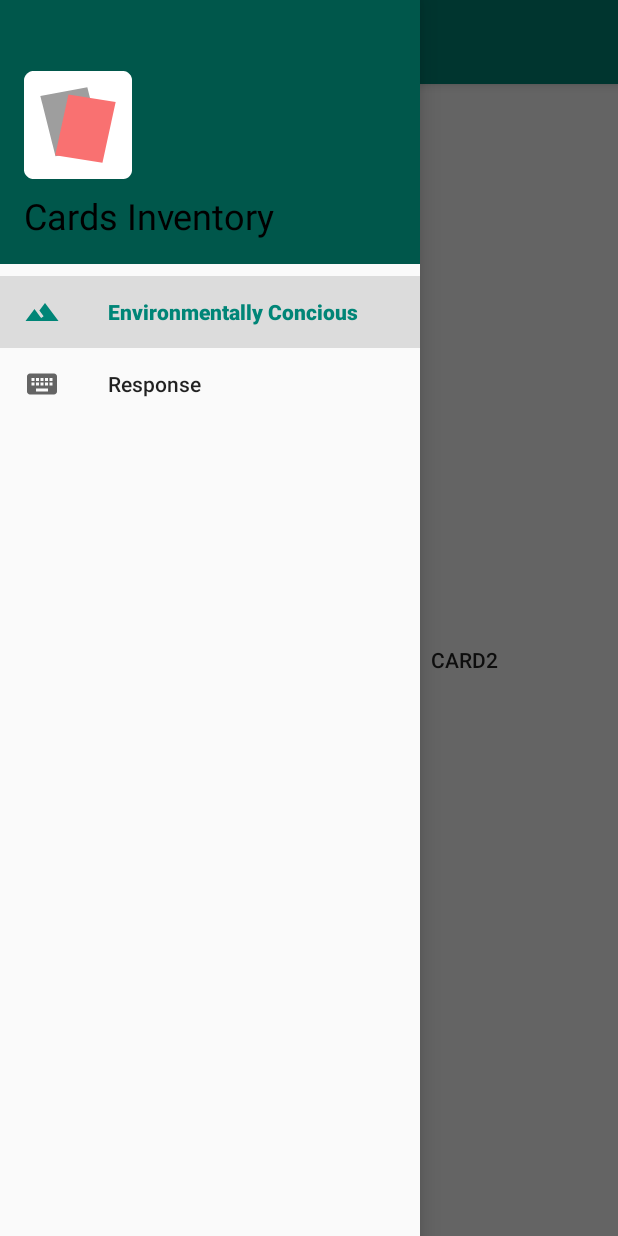
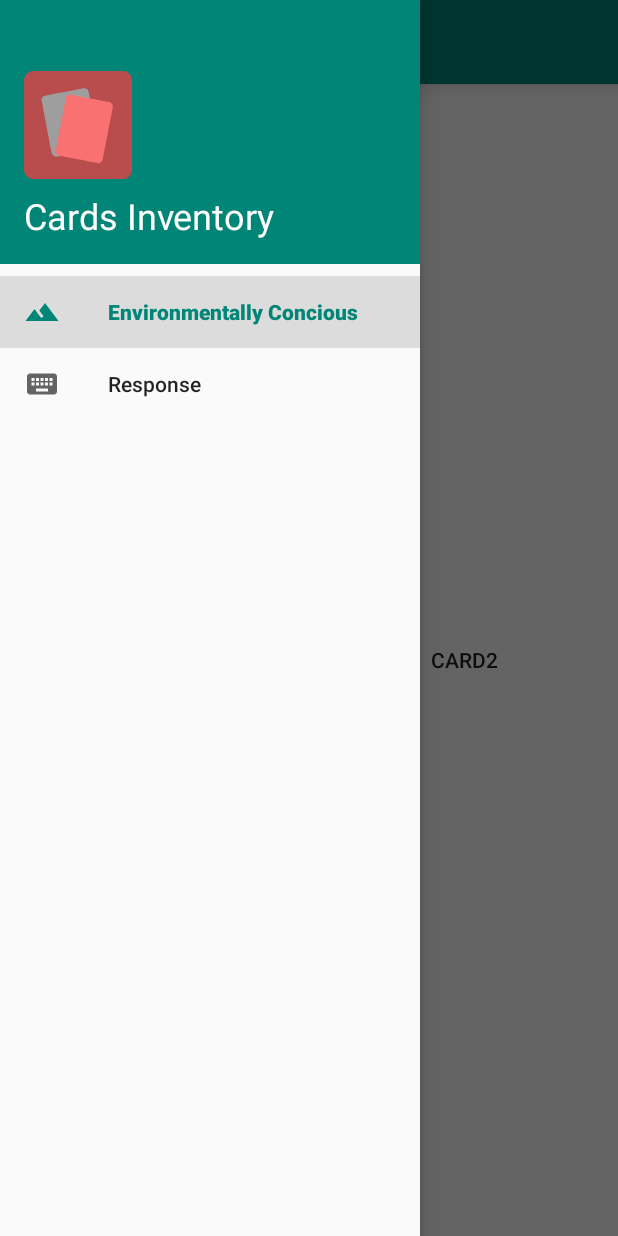
Before and after one commit to Johnny1023/ComputerScience30Final, an Android app: the screen it shows after launch (MainActivity), with the side drawer open, on a phone screen of 412 x 824 dp. Run offline under Robolectric (Android 15) with nearby library versions, the phone set to English and light mode, and no system bars.

Commit message:
20-01-11 -Amend
Core Implementatations completed.

Icon updated.

NEXT: Implement Environ. Card Game
Signed-off-by: Johnny1023 <Johnny1023@users.noreply.github.com>

```diff
--- a/app/src/main/java/com/jophnny/myapplication/ECG.java
+++ b/app/src/main/java/com/jophnny/myapplication/ECG.java
@@ -4,6 +4,7 @@ import android.content.Context;
 import android.net.Uri;
 import android.os.Bundle;
 
+import androidx.annotation.NonNull;
 import androidx.annotation.Nullable;
 import androidx.fragment.app.Fragment;
 
@@ -11,6 +12,7 @@ import android.view.LayoutInflater;
 import android.view.View;
 import android.view.ViewGroup;
 import android.widget.Button;
+import android.widget.Toast;
 
 
 /**
@@ -57,18 +59,26 @@ public class ECG extends Fragment {
         }
     }
 
-//    Button card1 = (Button) findViewById(R.id.card1);
-//    Button card2 = (Button) findViewById(R.id.card2);
-//    card1.setOnClickListener(new View.OnClickListener() {
-//        public void onClick(View v) {
-//            // Do something in response to button click
-//        }
-//    });
-//    card2.setOnClickListener(new View.OnClickListener() {
-//        public void onClick(View v) {
-//            // Do something in response to button click
-//        }
-//    });
+
+    // This is where the programmatically instantiated items sit
+    @Override
+    public void onViewCreated(@NonNull View view, @Nullable Bundle savedInstanceState) {
+        super.onViewCreated(view, savedInstanceState);
+        Button card1 = (Button) view.findViewById(R.id.card1);
+        Button card2 = (Button) view.findViewById(R.id.card2);
+        card1.setOnClickListener(new View.OnClickListener() {
+            public void onClick(View v) {
+                // Do something in response to button click
+                Toast.makeText(getActivity(), "Card 1", Toast.LENGTH_SHORT).show();
+            }
+        });
+        card2.setOnClickListener(new View.OnClickListener() {
+            public void onClick(View v) {
+                // Do something in response to button click
+                Toast.makeText(getActivity(), "Card 2", Toast.LENGTH_SHORT).show();
+            }
+        });
+    }
 
     @Override
     public void onAttach(Context context) {
--- a/app/src/main/res/drawable-v24/ic_launcher_foreground.xml
+++ b/app/src/main/res/drawable-v24/ic_launcher_foreground.xml
@@ -6,11 +6,11 @@
     <group android:translateX="9.806452"
         android:translateY="9.806452">
         <path
-            android:pathData="M4,6.75L18.97,4L23.8,23.21L8.83,25.96L4,6.75Z"
+            android:pathData="M5.41,6.68C4.72,6.81 4.27,7.48 4.41,8.16C5.11,11.8 6.95,21.32 7.64,24.92C7.8,25.72 8.57,26.24 9.36,26.09C12.06,25.57 18.98,24.23 21.75,23.69C22.37,23.58 22.77,22.98 22.65,22.36C21.94,18.69 20.07,9.01 19.37,5.39C19.23,4.64 18.5,4.15 17.75,4.29C15.03,4.82 8.15,6.15 5.41,6.68Z"
             android:fillColor="#9e9e9e"
             android:fillAlpha="1"/>
         <path
-            android:pathData="M12.95,6.28L28,8.68L23.79,28L8.73,25.6L12.95,6.28Z"
+            android:pathData="M25.98,8.7C26.74,8.85 27.24,9.58 27.09,10.34C26.39,13.95 24.57,23.38 23.88,26.98C23.72,27.77 22.96,28.29 22.17,28.14C19.47,27.61 12.54,26.28 9.77,25.74C9.16,25.62 8.75,25.03 8.87,24.41C9.58,20.74 11.46,11.01 12.16,7.39C12.3,6.66 13,6.19 13.72,6.33C16.45,6.86 23.27,8.17 25.98,8.7Z"
             android:fillColor="#f97171"
             android:fillAlpha="1"/>
     </group>
--- a/app/src/main/res/drawable/ic_launcher.xml
+++ b/app/src/main/res/drawable/ic_launcher.xml
@@ -1,5 +1,5 @@
 <vector android:height="24dp" android:viewportHeight="32"
     android:viewportWidth="32" android:width="24dp" xmlns:android="http://schemas.android.com/apk/res/android">
-    <path android:fillAlpha="1" android:fillColor="#9e9e9e" android:pathData="M4,6.75L18.97,4L23.8,23.21L8.83,25.96L4,6.75Z"/>
-    <path android:fillAlpha="1" android:fillColor="#f97171" android:pathData="M12.95,6.28L28,8.68L23.79,28L8.73,25.6L12.95,6.28Z"/>
+    <path android:fillAlpha="1" android:fillColor="#9e9e9e" android:pathData="M5.41,6.68C4.72,6.81 4.27,7.48 4.41,8.16C5.11,11.8 6.95,21.32 7.64,24.92C7.8,25.72 8.57,26.24 9.36,26.09C12.06,25.57 18.98,24.23 21.75,23.69C22.37,23.58 22.77,22.98 22.65,22.36C21.94,18.69 20.07,9.01 19.37,5.39C19.23,4.64 18.5,4.15 17.75,4.29C15.03,4.82 8.15,6.15 5.41,6.68Z"/>
+    <path android:fillAlpha="1" android:fillColor="#f97171" android:pathData="M25.98,8.7C26.74,8.85 27.24,9.58 27.09,10.34C26.39,13.95 24.57,23.38 23.88,26.98C23.72,27.77 22.96,28.29 22.17,28.14C19.47,27.61 12.54,26.28 9.77,25.74C9.16,25.62 8.75,25.03 8.87,24.41C9.58,20.74 11.46,11.01 12.16,7.39C12.3,6.66 13,6.19 13.72,6.33C16.45,6.86 23.27,8.17 25.98,8.7Z"/>
 </vector>
--- a/app/src/main/res/drawable/ic_launcher_foreground.xml
+++ b/app/src/main/res/drawable/ic_launcher_foreground.xml
@@ -6,11 +6,11 @@
   <group android:translateX="9.806452"
       android:translateY="9.806452">
     <path
-        android:pathData="M4,6.75L18.97,4L23.8,23.21L8.83,25.96L4,6.75Z"
+        android:pathData="M5.41,6.68C4.72,6.81 4.27,7.48 4.41,8.16C5.11,11.8 6.95,21.32 7.64,24.92C7.8,25.72 8.57,26.24 9.36,26.09C12.06,25.57 18.98,24.23 21.75,23.69C22.37,23.58 22.77,22.98 22.65,22.36C21.94,18.69 20.07,9.01 19.37,5.39C19.23,4.64 18.5,4.15 17.75,4.29C15.03,4.82 8.15,6.15 5.41,6.68Z"
         android:fillColor="#9e9e9e"
         android:fillAlpha="1"/>
     <path
-        android:pathData="M12.95,6.28L28,8.68L23.79,28L8.73,25.6L12.95,6.28Z"
+        android:pathData="M25.98,8.7C26.74,8.85 27.24,9.58 27.09,10.34C26.39,13.95 24.57,23.38 23.88,26.98C23.72,27.77 22.96,28.29 22.17,28.14C19.47,27.61 12.54,26.28 9.77,25.74C9.16,25.62 8.75,25.03 8.87,24.41C9.58,20.74 11.46,11.01 12.16,7.39C12.3,6.66 13,6.19 13.72,6.33C16.45,6.86 23.27,8.17 25.98,8.7Z"
         android:fillColor="#f97171"
         android:fillAlpha="1"/>
   </group>
--- a/app/src/main/res/layout/activity_main.xml
+++ b/app/src/main/res/layout/activity_main.xml
@@ -16,7 +16,7 @@
             android:layout_width="match_parent"
             android:layout_height="?attr/actionBarSize"
             android:background="@color/colorPrimary"
-            android:elevation="4dp"
+            android:elevation="8dp"
             android:theme="@style/ThemeOverlay.AppCompat.Dark.ActionBar"
             app:popupTheme="@style/ThemeOverlay.AppCompat.Light" />
 
--- a/app/src/main/res/layout/fragment_ecg.xml
+++ b/app/src/main/res/layout/fragment_ecg.xml
@@ -24,7 +24,7 @@
             android:layout_marginEnd="8dp"
             android:layout_marginBottom="8dp"
             android:background="@android:color/transparent"
-            android:elevation="2dp"
+            android:elevation="4dp"
             android:text="Card1"
             app:layout_constraintBottom_toBottomOf="parent"
             app:layout_constraintEnd_toStartOf="@+id/divider"
@@ -52,7 +52,7 @@
             android:layout_marginEnd="8dp"
             android:layout_marginBottom="8dp"
             android:background="@android:color/transparent"
-            android:elevation="2dp"
+            android:elevation="4dp"
             android:text="Card2"
             app:layout_constraintBottom_toBottomOf="parent"
             app:layout_constraintEnd_toEndOf="parent"
--- a/app/src/main/res/layout/nav_header.xml
+++ b/app/src/main/res/layout/nav_header.xml
@@ -2,7 +2,7 @@
 <LinearLayout xmlns:android="http://schemas.android.com/apk/res/android"
     android:orientation="vertical" android:layout_width="match_parent"
     android:layout_height="176dp"
-    android:background="@color/colorPrimaryDark"
+    android:background="@color/colorPrimary"
     android:gravity="bottom"
     android:padding="16dp"
     android:theme="@style/ThemeOverlay.AppCompat.Dark">
@@ -18,6 +18,7 @@
         android:layout_height="wrap_content"
         android:text="Cards Inventory"
         android:textSize="24sp"
+        android:textColor="#FFF"
         android:textAppearance="@style/ThemeOverlay.AppCompat"/>
 
 </LinearLayout>
--- a/app/src/main/res/values/ic_launcher_background.xml
+++ b/app/src/main/res/values/ic_launcher_background.xml
@@ -1,4 +1,4 @@
 <?xml version="1.0" encoding="utf-8"?>
 <resources>
-    <color name="ic_launcher_background">#FFFFFF</color>
+    <color name="ic_launcher_background">#B94D4D</color>
 </resources>
```
Also changed, not shown: app/src/main/ic_launcher-web.png, app/src/main/res/mipmap-hdpi/ic_launcher.png, app/src/main/res/mipmap-hdpi/ic_launcher_round.png, app/src/main/res/mipmap-mdpi/ic_launcher.png, app/src/main/res/mipmap-mdpi/ic_launcher_round.png, app/src/main/res/mipmap-xhdpi/ic_launcher.png, app/src/main/res/mipmap-xhdpi/ic_launcher_round.png, app/src/main/res/mipmap-xxhdpi/ic_launcher.png, app/src/main/res/mipmap-xxhdpi/ic_launcher_round.png, app/src/main/res/mipmap-xxxhdpi/ic_launcher.png, app/src/main/res/mipmap-xxxhdpi/ic_launcher_round.png.
